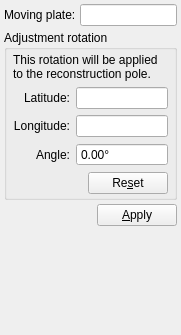
Above: src/qt-widgets/ReconstructionPoleWidgetUi.ui from GPlates/GPlates before the change. Below: the same form after it.
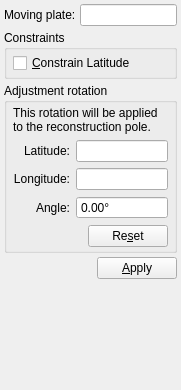
That is the form after the change.

Commit message:
Replaced source:/gplates/trunk using source:/gplates/branches/constrain-latitude-2009-dec-03@7199 incorporating log:/gplates/branches/constrain-latitude-2009-dec-03@7184:7199 ([log:/gplates/trunk@7184:7199 No changes on trunk] since last update from trunk).
This is "[wiki:MergingInSubversion#Replacingonebranchwithanother replacing one branch with another]". The command used was:
{{{
svn merge https://svn-test.gplates.org/gplates/trunk@7199 https://svn-test.gplates.org/gplates/branches/constrain-latitude-2009-dec-03@7199
}}}
from inside the root directory of a working copy of the trunk.

The edit to the form file:
```diff
--- a/src/qt-widgets/ReconstructionPoleWidgetUi.ui
+++ b/src/qt-widgets/ReconstructionPoleWidgetUi.ui
@@ -6,7 +6,7 @@
     <x>0</x>
     <y>0</y>
     <width>181</width>
-    <height>335</height>
+    <height>390</height>
    </rect>
   </property>
   <property name="windowTitle" >
@@ -46,6 +46,47 @@
      </item>
     </layout>
    </item>
+   <item>
+    <widget class="QGroupBox" name="groupbox_constraints" >
+     <property name="sizePolicy" >
+      <sizepolicy vsizetype="Minimum" hsizetype="Preferred" >
+       <horstretch>0</horstretch>
+       <verstretch>0</verstretch>
+      </sizepolicy>
+     </property>
+     <property name="title" >
+      <string>Constraints</string>
+     </property>
+     <layout class="QVBoxLayout" >
+      <property name="leftMargin" >
+       <number>6</number>
+      </property>
+      <property name="topMargin" >
+       <number>3</number>
+      </property>
+      <property name="rightMargin" >
+       <number>6</number>
+      </property>
+      <property name="bottomMargin" >
+       <number>3</number>
+      </property>
+      <item>
+       <layout class="QVBoxLayout" >
+        <property name="topMargin" >
+         <number>0</number>
+        </property>
+        <item>
+         <widget class="QCheckBox" name="checkbox_constrain_latitude" >
+          <property name="text" >
+           <string>&amp;Constrain Latitude</string>
+          </property>
+         </widget>
+        </item>
+       </layout>
+      </item>
+     </layout>
+    </widget>
+   </item>
    <item>
     <widget class="QGroupBox" name="groupbox_adjustment" >
      <property name="title" >
```
The commit also changes 2 other files.
